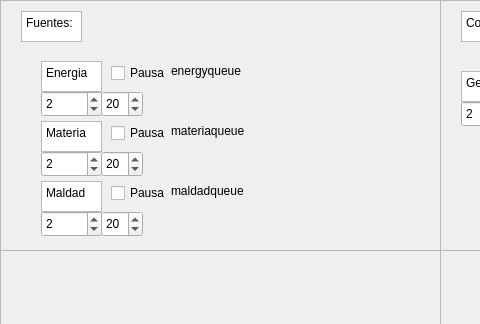
This is MonsterFactory/mainwindow.ui in arty4325/IC2001-MonsterFactory as Qt 5 draws it before an edit; both pictures show x 0 to 480 and y 0 to 324 of the 1366 by 768 pixel window. The edited form follows.
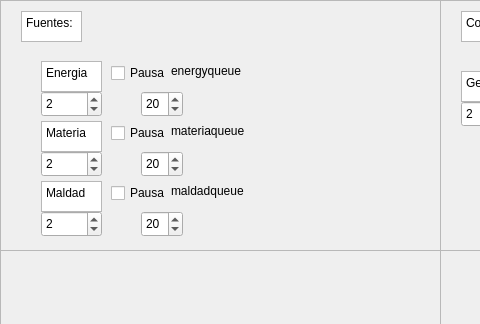
This is the edited form.

The edit to the form file:
```diff
--- a/MonsterFactory/mainwindow.ui
+++ b/MonsterFactory/mainwindow.ui
@@ -487,7 +487,7 @@
      <widget class="QSpinBox" name="spinBox">
       <property name="geometry">
        <rect>
-        <x>100</x>
+        <x>140</x>
         <y>90</y>
         <width>42</width>
         <height>26</height>
@@ -503,7 +503,7 @@
      <widget class="QSpinBox" name="spinBox_2">
       <property name="geometry">
        <rect>
-        <x>100</x>
+        <x>140</x>
         <y>150</y>
         <width>42</width>
         <height>26</height>
@@ -519,7 +519,7 @@
      <widget class="QSpinBox" name="spinBox_3">
       <property name="geometry">
        <rect>
-        <x>100</x>
+        <x>140</x>
         <y>210</y>
         <width>42</width>
         <height>26</height>
```
